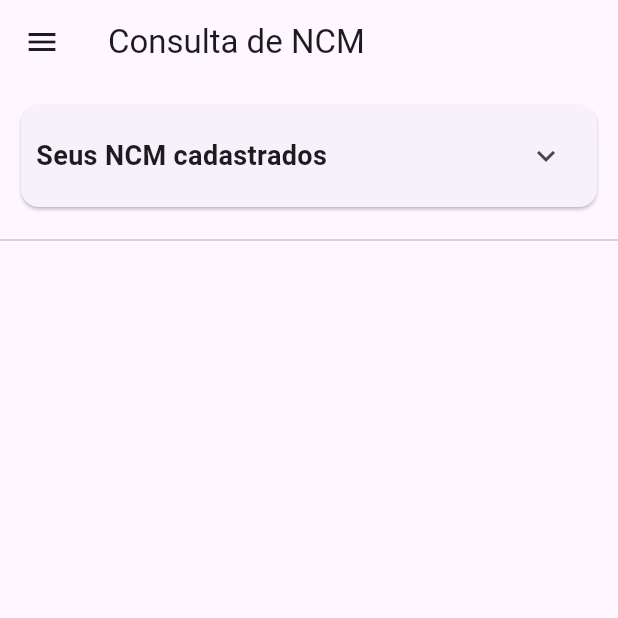
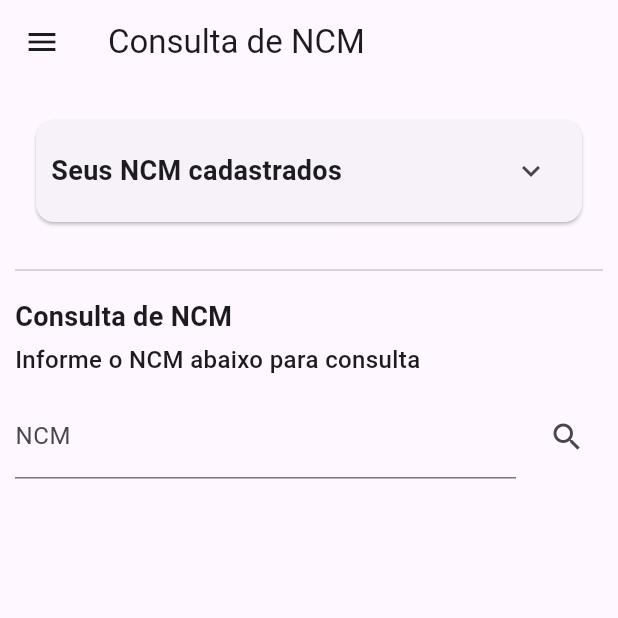
Before and after one commit to oJaciel/Tax-Keeper-App, a Flutter app: the NcmScreen screen opened by its route, on a phone screen of 412 x 824 dp, the top half of it. Run offline on Flutter 3.47's test engine with Material 3 defaults, Android fonts, the phone set to English and light mode, and no system bars; our stand-ins replace flutter_multi_formatter, mask_text_input_formatter; network calls fail.

Commit message:
Componente Busca de NCM
Criado componente com formulário para busca e visualização de NCM.

Criado método no provider que busca e retorna o NCM da API.

```diff
--- /dev/null
+++ b/lib/components/ncm_search_component.dart
@@ -0,0 +1,107 @@
+import 'package:flutter/material.dart';
+import 'package:mask_text_input_formatter/mask_text_input_formatter.dart';
+import 'package:provider/provider.dart';
+import 'package:tax_keeper/providers/ncm_provider.dart';
+
+class NcmSearchComponent extends StatefulWidget {
+  const NcmSearchComponent({super.key});
+
+  @override
+  State<NcmSearchComponent> createState() => _NcmSearchComponentState();
+}
+
+class _NcmSearchComponentState extends State<NcmSearchComponent> {
+  final _formKey = GlobalKey<FormState>();
+  final _ncmController = TextEditingController();
+  String result = '';
+  bool submittedForm = false;
+
+  @override
+  void dispose() {
+    _ncmController.dispose();
+    super.dispose();
+  }
+
+  @override
+  Widget build(BuildContext context) {
+    final provider = Provider.of<NcmProvider>(context);
+
+    return Column(
+      crossAxisAlignment: CrossAxisAlignment.start,
+      children: [
+        const Text(
+          'Consulta de NCM',
+          style: TextStyle(fontWeight: FontWeight.bold, fontSize: 18),
+        ),
+        const SizedBox(height: 4),
+        const Text(
+          'Informe o NCM abaixo para consulta',
+          style: TextStyle(fontWeight: FontWeight.w500, fontSize: 16),
+        ),
+        const SizedBox(height: 12),
+        Form(
+          key: _formKey,
+          child: Row(
+            children: [
+              Expanded(
+                child: TextFormField(
+                  decoration: const InputDecoration(labelText: 'NCM'),
+                  controller: _ncmController,
+                  textInputAction: TextInputAction.done,
+                  keyboardType: const TextInputType.numberWithOptions(),
+                  inputFormatters: [
+                    MaskTextInputFormatter(
+                      mask: '####.##.##',
+                      filter: {"#": RegExp(r'[0-9]')},
+                    ),
+                  ],
+                  validator: (value) {
+                    if (value == null || value.trim().isEmpty) {
+                      return 'NCM é obrigatório.';
+                    }
+                    if (value.trim().length < 10) {
+                      return 'NCM deve ter 8 dígitos';
+                    }
+                    return null;
+                  },
+                ),
+              ),
+              const SizedBox(width: 10),
+              IconButton(
+                onPressed: () async {
+                  if (_formKey.currentState?.validate() ?? false) {
+
+                    setState(() {
+                      submittedForm = true;
+                    });
+
+                    final response = await provider.searchNcm(_ncmController.text);
+
+                    setState(() {
+                      result = response;
+                    });
+                  }
+                },
+                icon: const Icon(Icons.search),
+              ),
+            ],
+          ),
+        ),
+        const SizedBox(height: 10),
+        if (result.isEmpty && submittedForm == true)
+          Padding(
+            padding: const EdgeInsets.all(10),
+            child: Column(
+              children: [
+                Center(child: CircularProgressIndicator()),
+                SizedBox(height: 25,),
+                Text('Buscando NCM, aguarde')
+              ],
+            ),
+          )
+        else
+          Text(result, style: const TextStyle(fontSize: 16)),
+      ],
+    );
+  }
+}
--- a/lib/providers/ncm_provider.dart
+++ b/lib/providers/ncm_provider.dart
@@ -10,8 +10,6 @@ class NcmProvider with ChangeNotifier {
   List<Map<String, dynamic>> get ncm_list {
     return [..._ncm_list];
   }
-
-
 
   Future<void> loadItemsNcm(List<Item> items) async {
     _ncm_list.clear();
@@ -37,16 +35,28 @@ class NcmProvider with ChangeNotifier {
       _ncm_list.add({
         //Adicionando na lista o item passado, o código NCM e a descrição do NCM
         'item': item,
-        'codigo':
-            ncmData['codigo'] ??
-            'Código não disponível',
-        'descricao':
-            ncmData['descricao'] ??
-            'Descrição não disponível',
+        'codigo': ncmData['codigo'] ?? 'Código não disponível',
+        'descricao': ncmData['descricao'] ?? 'Descrição não disponível',
       });
     }
 
     notifyListeners();
+  }
+
+  Future searchNcm(String ncm) async {
+    final formattedNcm = ncm.replaceAll('.', '');
+
+    final response = await http.get(
+      Uri.parse('${Constants.NCM_API_BASE_URL}/$formattedNcm'),
+    );
+
+    final Map<String, dynamic> ncmData = jsonDecode(response.body);
+
+    if (ncmData['descricao'] == null) {
+      return 'NCM inexistente. Verifique os dígitos e tente novamente.';
+    } else {
+      return '${ncmData['codigo']} - ${ncmData['descricao']}';
+    }
   }
 }
 
--- a/lib/screens/ncm_screen.dart
+++ b/lib/screens/ncm_screen.dart
@@ -1,6 +1,7 @@
 import 'package:flutter/material.dart';
 import 'package:tax_keeper/components/app_drawer.dart';
 import 'package:tax_keeper/components/ncm_item_card_component.dart';
+import 'package:tax_keeper/components/ncm_search_component.dart';
 
 class NcmScreen extends StatefulWidget {
   const NcmScreen({super.key});
@@ -15,7 +16,18 @@ class _NcmScreenState extends State<NcmScreen> {
     return Scaffold(
       appBar: AppBar(title: const Text('Consulta de NCM')),
       drawer: AppDrawer(),
-      body: Column(children: [NcmItemCardComponent(), Divider(),]),
+      body: Padding(
+        padding: const EdgeInsets.all(10),
+        child: Column(
+          children: [
+            NcmItemCardComponent(),
+            SizedBox(height: 10,),
+            Divider(),
+            SizedBox(height: 10,),
+            NcmSearchComponent(),
+          ],
+        ),
+      ),
     );
   }
 }
```
